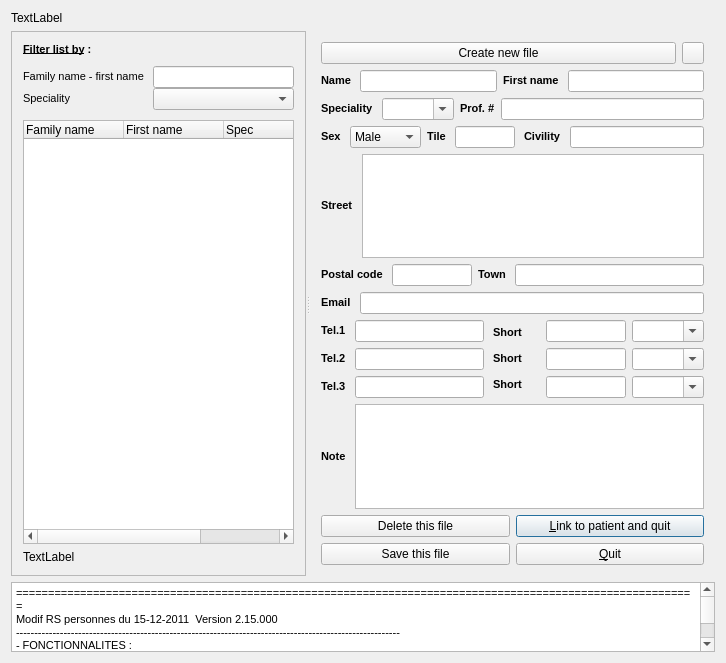
Before: the Qt Designer form Programmes/personnes/src/Dlg_personnes.ui in leo-naeka/medintux, drawn with Qt 5.
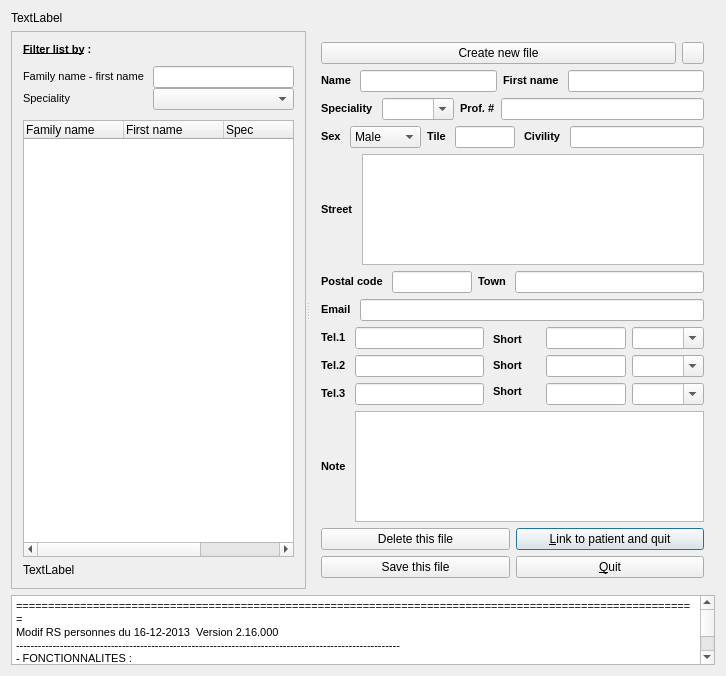
After: the same form once the commit is applied. Custom widgets are drawn as their Qt base class.

Commit message:
Modifications pour compilation sous ubuntu 13.10  64 bits (Qt4.8.5)
Correction du bug saisie code postal
APropos se compile aussi bien en Qt4 ou Qt5
detection version Qt et patch en focntion de la version qt
pour la compilation de qtsingleapplication
rajout de biogest qui ne semblait pas y etre ??

Diff of the .ui file:
```diff
--- a/Programmes/personnes/src/Dlg_personnes.ui
+++ b/Programmes/personnes/src/Dlg_personnes.ui
@@ -7,7 +7,7 @@
     <x>0</x>
     <y>0</y>
     <width>726</width>
-    <height>663</height>
+    <height>676</height>
    </rect>
   </property>
   <property name="windowTitle">
@@ -759,27 +759,31 @@
       <string>&lt;!DOCTYPE HTML PUBLIC &quot;-//W3C//DTD HTML 4.0//EN&quot; &quot;http://www.w3.org/TR/REC-html40/strict.dtd&quot;&gt;
 &lt;html&gt;&lt;head&gt;&lt;meta name=&quot;qrichtext&quot; content=&quot;1&quot; /&gt;&lt;style type=&quot;text/css&quot;&gt;
 p, li { white-space: pre-wrap; }
-&lt;/style&gt;&lt;/head&gt;&lt;body style=&quot; font-family:'Sans Serif'; font-size:9pt; font-weight:400; font-style:normal;&quot;&gt;
+&lt;/style&gt;&lt;/head&gt;&lt;body style=&quot; font-family:'Ubuntu'; font-size:11pt; font-weight:400; font-style:normal;&quot;&gt;
 &lt;table border=&quot;0&quot; style=&quot;-qt-table-type: root; margin-top:4px; margin-bottom:4px; margin-left:4px; margin-right:4px;&quot;&gt;
 &lt;tr&gt;
 &lt;td style=&quot;border: none;&quot;&gt;
+&lt;p style=&quot; margin-top:0px; margin-bottom:0px; margin-left:0px; margin-right:0px; -qt-block-indent:0; text-indent:0px;&quot;&gt;&lt;span style=&quot; font-family:'MS Shell Dlg 2'; font-size:8pt;&quot;&gt;========================================================================================================== &lt;br /&gt;Modif RS personnes du 16-12-2013  Version 2.16.000&lt;br /&gt;--------------------------------------------------------------------------------------------------------- &lt;br /&gt;- FONCTIONNALITES : &lt;/span&gt;&lt;/p&gt;
+&lt;p style=&quot; margin-top:0px; margin-bottom:0px; margin-left:0px; margin-right:0px; -qt-block-indent:0; text-indent:0px;&quot;&gt;&lt;span style=&quot; font-family:'MS Shell Dlg 2'; font-size:8pt;&quot;&gt;    - Nouvelle version pour la 2.16.000 .&lt;/span&gt;&lt;/p&gt;
+&lt;p style=&quot; margin-top:0px; margin-bottom:0px; margin-left:0px; margin-right:0px; -qt-block-indent:0; text-indent:0px;&quot;&gt;&lt;span style=&quot; font-family:'MS Shell Dlg 2'; font-size:8pt;&quot;&gt;    - Permet d'avoir la fenetre en avant plan sous ubuntu unity 13.10&lt;/span&gt;&lt;/p&gt;
+&lt;p style=&quot;-qt-paragraph-type:empty; margin-top:0px; margin-bottom:0px; margin-left:0px; margin-right:0px; -qt-block-indent:0; text-indent:0px; font-family:'Sans Serif'; font-size:9pt;&quot;&gt;&lt;br /&gt;&lt;/p&gt;
 &lt;p style=&quot; margin-top:0px; margin-bottom:0px; margin-left:0px; margin-right:0px; -qt-block-indent:0; text-indent:0px;&quot;&gt;&lt;span style=&quot; font-family:'MS Shell Dlg 2'; font-size:8pt;&quot;&gt;========================================================================================================== &lt;br /&gt;Modif RS personnes du 15-12-2011  Version 2.15.000&lt;br /&gt;--------------------------------------------------------------------------------------------------------- &lt;br /&gt;- FONCTIONNALITES : &lt;/span&gt;&lt;/p&gt;
 &lt;p style=&quot; margin-top:0px; margin-bottom:0px; margin-left:0px; margin-right:0px; -qt-block-indent:0; text-indent:0px;&quot;&gt;&lt;span style=&quot; font-family:'MS Shell Dlg 2'; font-size:8pt;&quot;&gt;    - Nouvelle version pour la 2.15.000&lt;/span&gt;&lt;/p&gt;
-&lt;p style=&quot;-qt-paragraph-type:empty; margin-top:0px; margin-bottom:0px; margin-left:0px; margin-right:0px; -qt-block-indent:0; text-indent:0px;&quot;&gt;&lt;/p&gt;
+&lt;p style=&quot;-qt-paragraph-type:empty; margin-top:0px; margin-bottom:0px; margin-left:0px; margin-right:0px; -qt-block-indent:0; text-indent:0px; font-family:'Sans Serif'; font-size:9pt;&quot;&gt;&lt;br /&gt;&lt;/p&gt;
 &lt;p style=&quot; margin-top:0px; margin-bottom:0px; margin-left:0px; margin-right:0px; -qt-block-indent:0; text-indent:0px;&quot;&gt;&lt;span style=&quot; font-family:'MS Shell Dlg 2'; font-size:8pt;&quot;&gt;========================================================================================================== &lt;br /&gt;Modif RS personnes du 1412-2011  Version 1.00.005&lt;br /&gt;--------------------------------------------------------------------------------------------------------- &lt;br /&gt;- FONCTIONNALITES : &lt;/span&gt;&lt;/p&gt;
 &lt;p style=&quot; margin-top:0px; margin-bottom:0px; margin-left:0px; margin-right:0px; -qt-block-indent:0; text-indent:0px;&quot;&gt;&lt;span style=&quot; font-family:'MS Shell Dlg 2'; font-size:8pt;&quot;&gt;    - Correction regression de code sur mise en avant plan&lt;/span&gt;&lt;/p&gt;
 &lt;p style=&quot; margin-top:0px; margin-bottom:0px; margin-left:0px; margin-right:0px; -qt-block-indent:0; text-indent:0px;&quot;&gt;&lt;span style=&quot; font-family:'MS Shell Dlg 2'; font-size:8pt;&quot;&gt;    - Ajout des éléments permettant l'internationalisation&lt;/span&gt;&lt;/p&gt;
 &lt;p style=&quot; margin-top:0px; margin-bottom:0px; margin-left:0px; margin-right:0px; -qt-block-indent:0; text-indent:0px;&quot;&gt;&lt;span style=&quot; font-family:'MS Shell Dlg 2'; font-size:8pt;&quot;&gt;    - Les références aux codes postaux ne sont plus en dur mais dans DataBase.cfg&lt;/span&gt;&lt;/p&gt;
 &lt;p style=&quot; margin-top:0px; margin-bottom:0px; margin-left:0px; margin-right:0px; -qt-block-indent:0; text-indent:0px;&quot;&gt;&lt;span style=&quot; font-family:'MS Shell Dlg 2'; font-size:8pt;&quot;&gt;========================================================================================================== &lt;br /&gt;Modif RS personnes du 25-03-2011  Version 1.00.004&lt;br /&gt;--------------------------------------------------------------------------------------------------------- &lt;br /&gt;- FONCTIONNALITES : &lt;/span&gt;&lt;/p&gt;
 &lt;p style=&quot; margin-top:0px; margin-bottom:0px; margin-left:0px; margin-right:0px; -qt-block-indent:0; text-indent:0px;&quot;&gt;&lt;span style=&quot; font-family:'MS Shell Dlg 2'; font-size:8pt;&quot;&gt;    - Mise en avant plan lors appel par programme (utile pour le Mac)&lt;/span&gt;&lt;/p&gt;
-&lt;p style=&quot;-qt-paragraph-type:empty; margin-top:0px; margin-bottom:0px; margin-left:0px; margin-right:0px; -qt-block-indent:0; text-indent:0px; font-family:'MS Shell Dlg 2'; font-size:8pt;&quot;&gt;&lt;/p&gt;
+&lt;p style=&quot;-qt-paragraph-type:empty; margin-top:0px; margin-bottom:0px; margin-left:0px; margin-right:0px; -qt-block-indent:0; text-indent:0px; font-family:'MS Shell Dlg 2'; font-size:8pt;&quot;&gt;&lt;br /&gt;&lt;/p&gt;
 &lt;p style=&quot; margin-top:0px; margin-bottom:0px; margin-left:0px; margin-right:0px; -qt-block-indent:0; text-indent:0px;&quot;&gt;&lt;span style=&quot; font-family:'MS Shell Dlg 2'; font-size:8pt;&quot;&gt;========================================================================================================== &lt;br /&gt;Modif RS personnes du 17-07-2010  Version 1.00.003&lt;br /&gt;--------------------------------------------------------------------------------------------------------- &lt;br /&gt;- FONCTIONNALITES : &lt;/span&gt;&lt;/p&gt;
 &lt;p style=&quot; margin-top:0px; margin-bottom:0px; margin-left:0px; margin-right:0px; -qt-block-indent:0; text-indent:0px;&quot;&gt;&lt;span style=&quot; font-family:'MS Shell Dlg 2'; font-size:8pt;&quot;&gt;    - Enregistrement de la postion splitter et fenêtre&lt;/span&gt;&lt;/p&gt;
-&lt;p style=&quot;-qt-paragraph-type:empty; margin-top:0px; margin-bottom:0px; margin-left:0px; margin-right:0px; -qt-block-indent:0; text-indent:0px; font-family:'MS Shell Dlg 2'; font-size:8pt;&quot;&gt;&lt;/p&gt;
+&lt;p style=&quot;-qt-paragraph-type:empty; margin-top:0px; margin-bottom:0px; margin-left:0px; margin-right:0px; -qt-block-indent:0; text-indent:0px; font-family:'MS Shell Dlg 2'; font-size:8pt;&quot;&gt;&lt;br /&gt;&lt;/p&gt;
 &lt;p style=&quot; margin-top:0px; margin-bottom:0px; margin-left:0px; margin-right:0px; -qt-block-indent:0; text-indent:0px;&quot;&gt;&lt;span style=&quot; font-family:'MS Shell Dlg 2'; font-size:8pt;&quot;&gt;========================================================================================================== &lt;br /&gt;Modif RS personnes du 16-07-2010  Version 1.00.002&lt;br /&gt;--------------------------------------------------------------------------------------------------------- &lt;br /&gt;- AMELIORATION : &lt;/span&gt;&lt;/p&gt;
 &lt;p style=&quot; margin-top:0px; margin-bottom:0px; margin-left:0px; margin-right:0px; -qt-block-indent:0; text-indent:0px;&quot;&gt;&lt;span style=&quot; font-family:'MS Shell Dlg 2'; font-size:8pt;&quot;&gt;    - Le filtre fonctionne même si la base de données&lt;/span&gt;&lt;/p&gt;
 &lt;p style=&quot; margin-top:0px; margin-bottom:0px; margin-left:0px; margin-right:0px; -qt-block-indent:0; text-indent:0px;&quot;&gt;&lt;span style=&quot; font-family:'MS Shell Dlg 2'; font-size:8pt;&quot;&gt;       mélange l'UTF8 avec le Latin1 (peut arriver lors migrations de bases)&lt;/span&gt;&lt;/p&gt;
-&lt;p style=&quot;-qt-paragraph-type:empty; margin-top:0px; margin-bottom:0px; margin-left:0px; margin-right:0px; -qt-block-indent:0; text-indent:0px; font-family:'MS Shell Dlg 2'; font-size:8pt;&quot;&gt;&lt;/p&gt;
+&lt;p style=&quot;-qt-paragraph-type:empty; margin-top:0px; margin-bottom:0px; margin-left:0px; margin-right:0px; -qt-block-indent:0; text-indent:0px; font-family:'MS Shell Dlg 2'; font-size:8pt;&quot;&gt;&lt;br /&gt;&lt;/p&gt;
 &lt;p style=&quot; margin-top:0px; margin-bottom:0px; margin-left:0px; margin-right:0px; -qt-block-indent:0; text-indent:0px;&quot;&gt;&lt;span style=&quot; font-family:'MS Shell Dlg 2'; font-size:8pt;&quot;&gt;========================================================================================================== &lt;br /&gt;Modif RS personnes du 06-06-2010  Version 1.00.001&lt;br /&gt;--------------------------------------------------------------------------------------------------------- &lt;br /&gt;- FONCTIONNALITES : &lt;/span&gt;&lt;/p&gt;
 &lt;p style=&quot; margin-top:0px; margin-bottom:0px; margin-left:0px; margin-right:0px; -qt-block-indent:0; text-indent:0px;&quot;&gt;&lt;span style=&quot; font-family:'MS Shell Dlg 2'; font-size:8pt;&quot;&gt;    - Ajout de l'aide en ligne utilisant le module 'APropos'&lt;/span&gt;&lt;/p&gt;
 &lt;p style=&quot; margin-top:0px; margin-bottom:0px; margin-left:0px; margin-right:0px; -qt-block-indent:0; text-indent:0px;&quot;&gt;&lt;span style=&quot; font-family:'MS Shell Dlg 2'; font-size:8pt;&quot;&gt;- FICHIERS :&lt;/span&gt;&lt;/p&gt;
@@ -796,7 +800,7 @@
 &lt;p style=&quot; margin-top:0px; margin-bottom:0px; margin-left:0px; margin-right:0px; -qt-block-indent:0; text-indent:0px;&quot;&gt;&lt;span style=&quot; font-family:'MS Shell Dlg 2'; font-size:8pt;&quot;&gt;          /Doc/personnes/personnes.png &lt;/span&gt;&lt;/p&gt;
 &lt;p style=&quot; margin-top:0px; margin-bottom:0px; margin-left:0px; margin-right:0px; -qt-block-indent:0; text-indent:0px;&quot;&gt;&lt;span style=&quot; font-family:'MS Shell Dlg 2'; font-size:8pt;&quot;&gt;          /Doc/personnes/ThereIsMenuHere.png &lt;/span&gt;&lt;/p&gt;
 &lt;p style=&quot; margin-top:0px; margin-bottom:0px; margin-left:0px; margin-right:0px; -qt-block-indent:0; text-indent:0px;&quot;&gt;&lt;span style=&quot; font-family:'MS Shell Dlg 2'; font-size:8pt;&quot;&gt;          /Doc/personnes/VueGenerale.png &lt;/span&gt;&lt;/p&gt;
-&lt;p style=&quot;-qt-paragraph-type:empty; margin-top:0px; margin-bottom:0px; margin-left:0px; margin-right:0px; -qt-block-indent:0; text-indent:0px; font-family:'MS Shell Dlg 2'; font-size:8pt;&quot;&gt;&lt;/p&gt;
+&lt;p style=&quot;-qt-paragraph-type:empty; margin-top:0px; margin-bottom:0px; margin-left:0px; margin-right:0px; -qt-block-indent:0; text-indent:0px; font-family:'MS Shell Dlg 2'; font-size:8pt;&quot;&gt;&lt;br /&gt;&lt;/p&gt;
 &lt;p style=&quot; margin-top:0px; margin-bottom:0px; margin-left:0px; margin-right:0px; -qt-block-indent:0; text-indent:0px;&quot;&gt;&lt;span style=&quot; font-family:'MS Shell Dlg 2'; font-size:8pt;&quot;&gt;========================================================================================================== &lt;br /&gt;Modif RS personnes du 06-06-2010  Version 1.00.000&lt;br /&gt;--------------------------------------------------------------------------------------------------------- &lt;br /&gt;- FONCTIONNALITES : &lt;br /&gt;    - Annuaire des correspondants de MedinTux&lt;br /&gt;&lt;br /&gt;&lt;/span&gt;&lt;/p&gt;&lt;/td&gt;&lt;/tr&gt;&lt;/table&gt;&lt;/body&gt;&lt;/html&gt;</string>
      </property>
     </widget>
```
Left out of the diff: 24 changed lines with no effect on the pictures. The commit also changes 206 other files.
